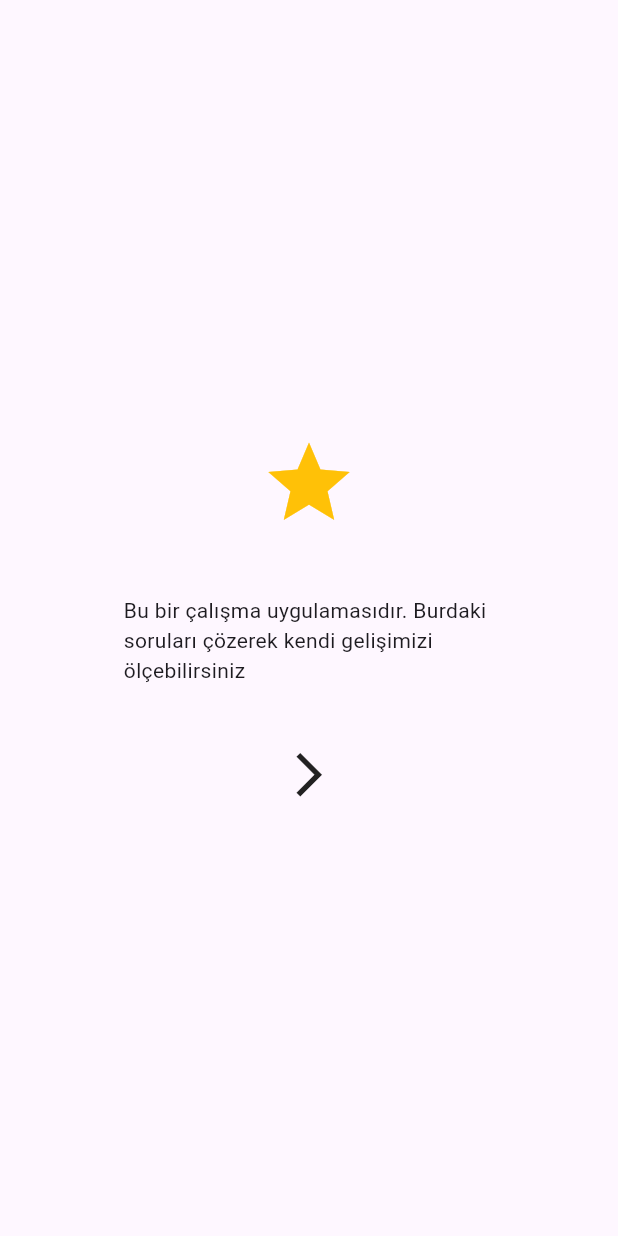
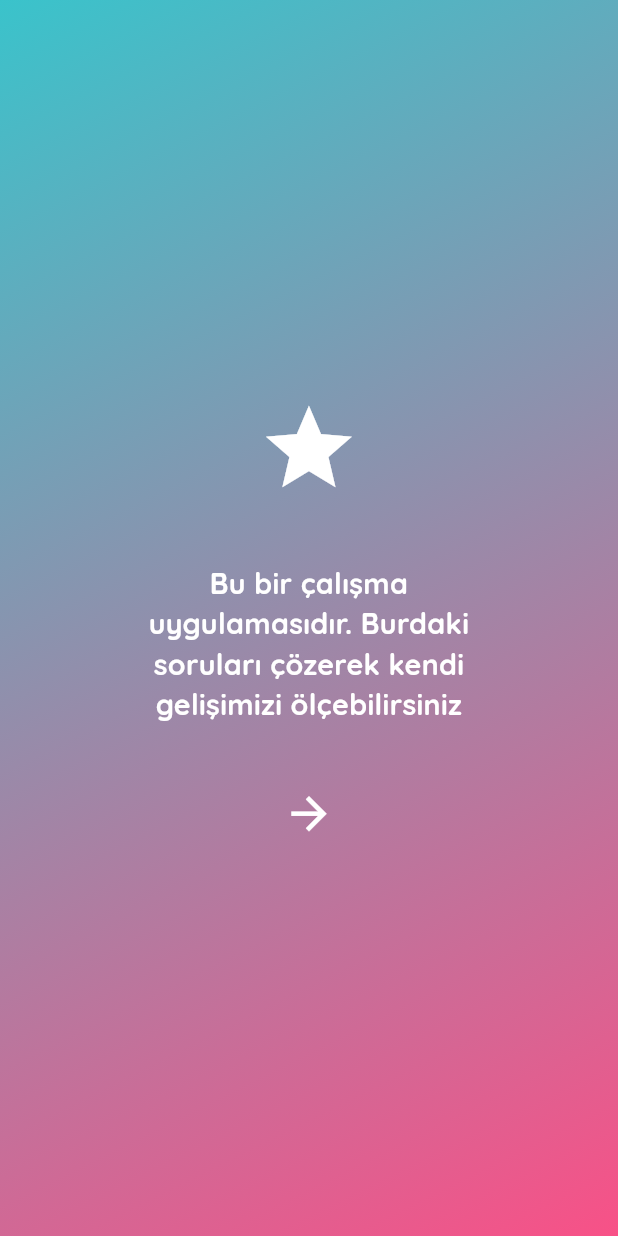
Before and after one commit to yvzmtl/study_app, a Flutter app: the screen it shows after launch, on a phone screen of 412 x 824 dp. Run offline on Flutter 3.47's test engine with Material 3 defaults, Android fonts, the phone set to English and light mode, and no system bars; our stand-ins replace cloud_firestore, firebase_core, firebase_storage, get, google_fonts; missing offline and left inert: dart:ffi; accounts and stored records are empty; project files that could hold a hidden picture were left out.

Commit message:
update0602

```diff
--- a/lib/bindings/initial_bindings.dart
+++ b/lib/bindings/initial_bindings.dart
@@ -1,12 +1,14 @@
 
 
-import 'package:flutter_study_app/controllers/question_paper/auth_controller.dart';
+import 'package:flutter_study_app/controllers/auth_controller.dart';
+import 'package:flutter_study_app/controllers/theme_controller.dart';
 import 'package:get/get.dart';
 
 class InitialBindings implements Bindings {
   @override
   void dependencies() {
     Get.put(AuthController(),permanent: true);
+    Get.put(ThemeController());
   }
 
 }
--- a/lib/configs/themes/app_colors.dart
+++ b/lib/configs/themes/app_colors.dart
@@ -1,6 +1,10 @@
 
 import 'package:flutter/material.dart';
+import 'package:flutter_study_app/configs/themes/app_dark_theme.dart';
 import 'package:flutter_study_app/configs/themes/app_light_theme.dart';
+import 'package:flutter_study_app/configs/themes/ui_parameters.dart';
+
+const Color onSurfaceTextColor = Colors.white;
 
 const mainGradientLight = LinearGradient(
   begin: Alignment.topLeft,
@@ -10,3 +14,15 @@ const mainGradientLight = LinearGradient(
     primaryColorLight
   ]
 );
+
+const mainGradientDark = LinearGradient(
+  begin: Alignment.topLeft,
+  end: Alignment.bottomRight,
+  colors: [
+    primaryDarkColorDark,
+    primaryColorDark
+  ]
+);
+
+LinearGradient mainGradient (BuildContext context) =>
+  UIParameters.isDarkMode(context) ? mainGradientDark : mainGradientLight;
--- a/lib/configs/themes/app_dark_theme.dart
+++ b/lib/configs/themes/app_dark_theme.dart
@@ -1,6 +1,22 @@
 
 
 import 'package:flutter/material.dart';
+import 'package:flutter_study_app/configs/themes/sub_theme_data_mixin.dart';
 
 const Color primaryDarkColorDark = Color(0xFF2e3c62);
 const Color primaryColorDark = Color(0xFF99ace1);
+const Color mainTextColorDark = Colors.white;
+
+
+class DarkTheme with SubThemeData {
+  buildDarkTheme() {
+    final ThemeData systemDarkTheme = ThemeData.dark();
+    return systemDarkTheme.copyWith(
+      iconTheme: getIconTheme(),
+      textTheme: getTextThemes().apply(
+        bodyColor: mainTextColorDark,
+        displayColor: mainTextColorDark
+      )
+    );
+  }
+}
--- a/lib/configs/themes/app_light_theme.dart
+++ b/lib/configs/themes/app_light_theme.dart
@@ -1,6 +1,21 @@
 
 
 import 'package:flutter/material.dart';
+import 'package:flutter_study_app/configs/themes/sub_theme_data_mixin.dart';
 
 const Color primaryLightColorLight = Color(0xFF3ac3cb);
 const Color primaryColorLight = Color(0xFFf85187);
+const Color mainTextColorLight = Color.fromARGB(255, 40, 40, 40);
+
+class LightTheme with SubThemeData {
+  buildLightTheme() {
+    final ThemeData systemLightTheme = ThemeData.light();
+    return systemLightTheme.copyWith(
+      iconTheme: getIconTheme(),
+      textTheme: getTextThemes().apply(
+        bodyColor: mainTextColorLight,
+        displayColor: mainTextColorLight
+      )
+    );
+  }
+}
--- /dev/null
+++ b/lib/controllers/theme_controller.dart
@@ -0,0 +1,25 @@
+
+
+import 'package:flutter/material.dart';
+import 'package:flutter_study_app/configs/themes/app_dark_theme.dart';
+import 'package:flutter_study_app/configs/themes/app_light_theme.dart';
+import 'package:get/get.dart';
+
+class ThemeController extends GetxController {
+  late ThemeData _darkTheme;
+  late ThemeData _lightTheme;
+
+  ThemeData get darkTheme => _darkTheme;
+  ThemeData get lightTheme => _lightTheme;
+
+  @override
+  void onInit() {
+    initializeThemeData();
+    super.onInit();
+  }
+
+  initializeThemeData() {
+    _darkTheme = DarkTheme().buildDarkTheme();
+    _lightTheme = LightTheme().buildLightTheme();
+  }
+}
--- a/lib/firebase_ref/references.dart
+++ b/lib/firebase_ref/references.dart
@@ -1,8 +1,11 @@
 
 
 import 'package:cloud_firestore/cloud_firestore.dart';
+import 'package:firebase_storage/firebase_storage.dart';
 
 final fireStore = FirebaseFirestore.instance;
+
+Reference get firebaseStorage => FirebaseStorage.instance.ref();
 
 final questionPaperRef = fireStore.collection("questionPapers");
 
--- a/lib/main.dart
+++ b/lib/main.dart
@@ -1,11 +1,7 @@
-import 'package:firebase_core/firebase_core.dart';
 import 'package:flutter/material.dart';
 import 'package:flutter_study_app/bindings/initial_bindings.dart';
-import 'package:flutter_study_app/data_uploader_screen.dart';
-import 'package:flutter_study_app/firebase_options.dart';
+import 'package:flutter_study_app/controllers/theme_controller.dart';
 import 'package:flutter_study_app/routes/app_routes.dart';
-import 'package:flutter_study_app/screens/introduction/introduction.dart';
-import 'package:flutter_study_app/screens/splash/splash_screen.dart';
 import 'package:get/get.dart';
 
 // Future<void> main() async {
@@ -26,6 +22,7 @@ class MyApp extends StatelessWidget {
   @override
   Widget build(BuildContext context) {
     return GetMaterialApp(
+      theme: Get.find<ThemeController>().lightTheme,
       debugShowCheckedModeBanner: false,
       getPages: AppRoutes.routes(),
     );
--- a/lib/routes/app_routes.dart
+++ b/lib/routes/app_routes.dart
@@ -1,6 +1,8 @@
 
 
 
+import 'package:flutter_study_app/controllers/question_paper/question_paper_controller.dart';
+import 'package:flutter_study_app/screens/home/home_screen.dart';
 import 'package:flutter_study_app/screens/introduction/introduction.dart';
 import 'package:flutter_study_app/screens/splash/splash_screen.dart';
 import 'package:get/get.dart';
@@ -8,7 +10,22 @@ import 'package:get/get.dart';
 class AppRoutes {
   static List<GetPage> routes() =>
     [
-      GetPage(name: "/", page: ()=> SplashScreen()),
-      GetPage(name: "/introduction", page: ()=> AppIntroductionScreen()),
+      GetPage(
+        name: "/",
+        page: ()=> SplashScreen()
+      ),
+
+      GetPage(
+        name: "/introduction",
+        page: ()=> AppIntroductionScreen()
+      ),
+
+      GetPage(
+        name: "/home",
+        page: () => HomeScreen(),
+        binding: BindingsBuilder((){
+          Get.put(QuestionPaperController());
+        })
+      )
     ];
 }
--- a/lib/screens/introduction/introduction.dart
+++ b/lib/screens/introduction/introduction.dart
@@ -1,5 +1,7 @@
 
 import 'package:flutter/material.dart';
+import 'package:flutter_study_app/configs/themes/app_colors.dart';
+import 'package:flutter_study_app/screens/home/home_screen.dart';
 import 'package:flutter_study_app/utils/dimensions.dart';
 import 'package:flutter_study_app/widget/app_circle_button.dart';
 import 'package:get/get.dart';
@@ -11,19 +13,32 @@ class AppIntroductionScreen extends StatelessWidget {
   Widget build(BuildContext context) {
     return Scaffold(
       body: Container(
+        decoration: BoxDecoration(gradient: mainGradient(context)),
         alignment: Alignment.center,
         child: Padding(
           padding: EdgeInsets.symmetric(horizontal: Dimensions.screenWidth*0.2),
           child: Column(
             mainAxisAlignment: MainAxisAlignment.center,
             children: [
-              Icon(Icons.star,size: 65, color: Colors.amber),
+              Icon(
+                Icons.star,
+                size: Dimensions.height10*6.5,
+                // color: Colors.amber
+              ),
               SizedBox(height: Dimensions.height10*4),
-              Text("Bu bir çalışma uygulamasıdır. Burdaki soruları çözerek kendi gelişimizi ölçebilirsiniz"),
+              Text("Bu bir çalışma uygulamasıdır. Burdaki soruları çözerek kendi gelişimizi ölçebilirsiniz",
+                textAlign: TextAlign.center,
+                style: TextStyle(
+                  fontSize: Dimensions.height10*1.8,
+                  color: onSurfaceTextColor,
+                  fontWeight: FontWeight.bold
+                ),
+              ),
+
               SizedBox(height: Dimensions.height10*4),
               AppCircleButton(
-                onTap: ()=> null,
-                child: Icon(Icons.arrow_forward_ios,size: 35),
+                onTap: ()=> HomeScreen(),
+                child: Icon(Icons.arrow_forward,size: 35),
               )
             ],
           ),
--- a/lib/screens/splash/splash_screen.dart
+++ b/lib/screens/splash/splash_screen.dart
@@ -1,5 +1,6 @@
 
 import 'package:flutter/material.dart';
+import 'package:flutter_study_app/configs/themes/app_colors.dart';
 
 class SplashScreen extends StatelessWidget {
   const SplashScreen({super.key});
@@ -9,6 +10,7 @@ class SplashScreen extends StatelessWidget {
     return Scaffold(
       body: Container(
         alignment: Alignment.center,
+        decoration: BoxDecoration(gradient: mainGradient(context)),
         child: Image.asset("assets/images/app_splash_logo.png",width: 200,height: 200),
       ),
     );
--- a/lib/widget/app_circle_button.dart
+++ b/lib/widget/app_circle_button.dart
@@ -17,6 +17,8 @@ class AppCircleButton extends StatelessWidget {
   @override
   Widget build(BuildContext context) {
     return Material(
+      type: MaterialType.transparency,
+      clipBehavior: Clip.hardEdge,
       shape: CircleBorder(),
       child: InkWell(
         child: child,
--- a/pubspec.yaml
+++ b/pubspec.yaml
@@ -38,6 +38,8 @@ dependencies:
   firebase_core: ^2.24.2
   get: ^4.6.6
   cloud_firestore: ^4.15.0
+  google_fonts: ^6.1.0
+  firebase_storage: ^11.6.4
 
 dev_dependencies:
   flutter_test:
```
Also changed, not shown: lib/configs/themes/sub_theme_data_mixin.dart (added, +20 -0 lines), lib/controllers/question_paper/question_paper_controller.dart (added, +26 -0 lines), lib/screens/home/home_screen.dart (added, +36 -0 lines), lib/services/firebase_storage_service.dart (added, +22 -0 lines), lib/controllers/auth_controller.dart (renamed from lib/controllers/question_paper/auth_controller.dart), pubspec.lock, 3 other files.
